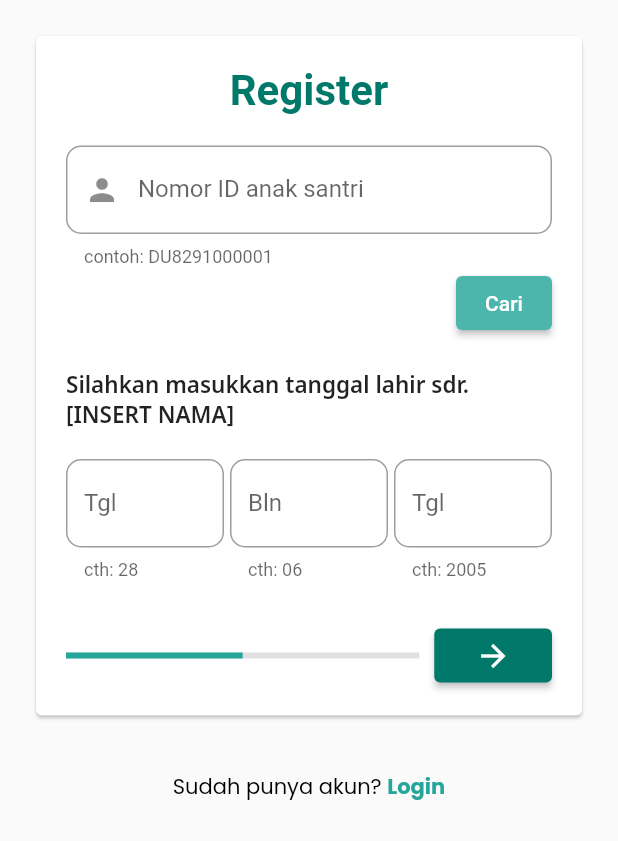
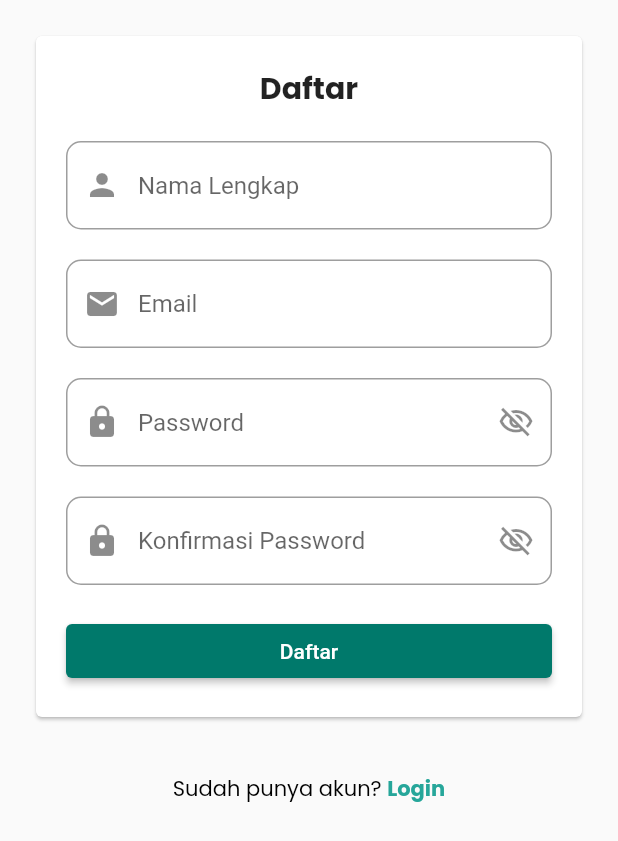
Before and after one commit to fajrulalam/e-santren-wali, a Flutter app: the Register widget shown alone on an empty page, opened directly with empty values, on a phone screen of 412 x 824 dp. Shown: the top 841 px of the screen. Run offline on Flutter 3.47's test engine with Material 2 defaults, Android fonts, the phone set to English and light mode, and no system bars; our stand-ins replace cloud_firestore, firebase_auth, firebase_core, google_fonts; accounts and stored records are empty; network calls fail.

Commit message:
major update to the flow and to the mechanisms that allows santri to only have two parent accounts. also of course that goes without saying that there has been major improvement in the back end

```diff
--- a/lib/Screens/LoginScreen.dart
+++ b/lib/Screens/LoginScreen.dart
@@ -66,6 +66,14 @@ class Register extends StatefulWidget {
 }
 
 class _RegisterState extends State<Register> {
+  bool obscureText = true;
+
+  //create namaLengkap, email, password, and konfirmasiPassword textEditController
+  TextEditingController namaLengkap = TextEditingController();
+  TextEditingController email = TextEditingController();
+  TextEditingController password = TextEditingController();
+  TextEditingController konfirmasiPassword = TextEditingController();
+
   @override
   Widget build(BuildContext context) {
     return Padding(
@@ -81,118 +89,107 @@ class _RegisterState extends State<Register> {
                     padding: EdgeInsets.all(20),
                     child: Column(
                       children: [
-                        Text('Register',
-                            style: GoogleFonts.balooThambi2(
-                                fontSize: 28,
-                                color: Colors.teal[700],
-                                fontWeight: FontWeight.bold)),
+                        Text(
+                          'Daftar',
+                          style: GoogleFonts.poppins(
+                            fontWeight: FontWeight.bold,
+                            fontSize: 20,
+                          ),
+                        ),
                         SizedBox(height: 20),
-                        TextField(
-                          // controller: emailController,
+                        TextFormField(
+                          controller: namaLengkap,
                           decoration: InputDecoration(
-                            //add rounded border
+                            hintText: 'Nama Lengkap',
+                            prefixIcon: Icon(Icons.person),
                             border: OutlineInputBorder(
                               borderRadius: BorderRadius.circular(10),
                             ),
-                            labelText: 'Nomor ID anak santri',
-                            helperText: 'contoh: DU8291000001',
-                            prefixIcon: Icon(Icons.person),
                           ),
                         ),
-                        Row(
-                          children: [
-                            Spacer(),
-                            ElevatedButton(
-                                style: ElevatedButton.styleFrom(
-                                    backgroundColor: Colors.teal[300]),
-                                onPressed: () {},
-                                child: Text('Cari')),
-                          ],
-                        ),
                         SizedBox(height: 20),
-                        Opacity(
-                          opacity: 1,
-                          child: Column(
-                            children: [
-                              Text(
-                                'Silahkan masukkan tanggal lahir sdr. [INSERT NAMA]',
-                                style: GoogleFonts.notoSans(
-                                    fontSize: 15, fontWeight: FontWeight.w600),
-                              ),
-                              SizedBox(height: 20),
-                              Row(
-                                children: [
-                                  Expanded(
-                                    child: TextField(
-                                      // controller: emailController,
+                        TextFormField(
+                          controller: email,
                           decoration: InputDecoration(
-                                        //add rounded border
+                            hintText: 'Email',
+                            prefixIcon: Icon(Icons.email),
                             border: OutlineInputBorder(
-                                          borderRadius:
-                                              BorderRadius.circular(10),
-                                        ),
-                                        labelText: 'Tgl',
-                                        helperText: 'cth: 28',
+                              borderRadius: BorderRadius.circular(10),
                             ),
                           ),
                         ),
-                                  SizedBox(width: 4),
-                                  Expanded(
-                                    child: TextField(
-                                      // controller: emailController,
+                        SizedBox(height: 20),
+                        TextFormField(
+                          controller: password,
+                          obscureText: obscureText,
                           decoration: InputDecoration(
-                                        //add rounded border
+                              hintText: 'Password',
+                              prefixIcon: Icon(Icons.lock),
                               border: OutlineInputBorder(
-                                          borderRadius:
-                                              BorderRadius.circular(10),
+                                borderRadius: BorderRadius.circular(10),
                               ),
-                                        labelText: 'Bln',
-                                        helperText: 'cth: 06',
+                              suffixIcon: GestureDetector(
+                                  onTap: () {
+                                    setState(() {
+                                      obscureText = !obscureText;
+                                    });
+                                  },
+                                  child: obscureText
+                                      ? Icon(Icons.visibility_off_outlined)
+                                      : Icon(Icons.visibility_outlined))),
                         ),
+                        SizedBox(height: 20),
+                        TextFormField(
+                          controller: konfirmasiPassword,
+                          obscureText: obscureText,
+                          decoration: InputDecoration(
+                              hintText: 'Konfirmasi Password',
+                              prefixIcon: Icon(Icons.lock),
+                              border: OutlineInputBorder(
+                                borderRadius: BorderRadius.circular(10),
                               ),
+                              suffixIcon: GestureDetector(
+                                  onTap: () {
+                                    setState(() {
+                                      obscureText = !obscureText;
+                                    });
+                                  },
+                                  child: obscureText
+                                      ? Icon(Icons.visibility_off_outlined)
+                                      : Icon(Icons.visibility_outlined))),
                         ),
-                                  SizedBox(width: 4),
-                                  Expanded(
-                                    child: TextField(
-                                      // controller: emailController,
-                                      decoration: InputDecoration(
-                                        //add rounded border
-                                        border: OutlineInputBorder(
-                                          borderRadius:
-                                              BorderRadius.circular(10),
+                        SizedBox(height: 20),
+                        Container(
+                          width: double.infinity,
+                          child: ElevatedButton(
+                            onPressed: () {
+                              //check if all textEditiingController are not empty
+                              if (namaLengkap.text.isEmpty ||
+                                  email.text.isEmpty ||
+                                  password.text.isEmpty ||
+                                  konfirmasiPassword.text.isEmpty) {
+                                ScaffoldMessenger.of(context).showSnackBar(
+                                  SnackBar(
+                                    content: Text('Semua field harus diisi'),
                                   ),
-                                        labelText: 'Tgl',
-                                        helperText: 'cth: 2005',
+                                );
+                                return;
+                              }
+
+                              //check if password and konfirmasiPassword are same
+                              if (password.text != konfirmasiPassword.text) {
+                                ScaffoldMessenger.of(context).showSnackBar(
+                                  SnackBar(
+                                    content: Text(
+                                        'Password dan konfirmasi password harus sama'),
                                   ),
-                                    ),
-                                  ),
-                                ],
-                              ),
-                              SizedBox(height: 30),
-                              Container(
-                                height: 40,
-                                child: Row(
-                                  children: [
-                                    Expanded(
-                                      flex: 3,
-                                      child: LinearProgressIndicator(
-                                        value: 0.5,
-                                        backgroundColor: Colors.grey[300],
-                                        color: Colors.teal[400],
-                                      ),
-                                    ),
-                                    SizedBox(width: 10),
-                                    Expanded(
-                                      flex: 1,
-                                      child: ElevatedButton(
-                                          onPressed: () {},
-                                          child: Icon(
-                                              Icons.arrow_forward_outlined)),
-                                    ),
-                                  ],
-                                ),
-                              )
-                            ],
+                                );
+                                return;
+                              }
+
+                              _registerWithEmailAndPassword();
+                            },
+                            child: Text('Daftar'),
                           ),
                         ),
                       ],
@@ -225,6 +222,26 @@ class _RegisterState extends State<Register> {
           ),
         ));
   }
+
+  Future<void> _registerWithEmailAndPassword() async {
+    try {
+      await Auth().createUserWithEmailAndPssword(
+          email.text.trim(), password.text, namaLengkap.text);
+    } catch (e) {
+      //snackbar the short error message
+      String errorMessage = e.toString();
+      print(errorMessage);
+      if (errorMessage
+          .contains('The email address is already in use by another account')) {
+        errorMessage = 'Email sudah digunakan';
+      }
+      ScaffoldMessenger.of(context).showSnackBar(
+        SnackBar(
+          content: Text(errorMessage),
+        ),
+      );
+    }
+  }
 }
 
 class Login extends StatefulWidget {
@@ -249,7 +266,7 @@ class _LoginState extends State<Login> {
       await Auth().signInWithEmailAndPassword(
           email: emailController.text.trim(),
           password: passwordController.text);
-      Navigator.pushReplacementNamed(context, WidgetTree.id);
+      // Navigator.pushReplacementNamed(context, WidgetTree.id);
     } catch (e) {
       setState(() {
         errorIsVisible = true;
```
Also changed, not shown: lib/Classes/AnakSantriClass.dart (added, +50 -0 lines), lib/Classes/CurrentUserClass.dart (+12 -24 lines), lib/CustomWidgets/LoaderWidget.dart (added, +23 -0 lines), lib/CustomWidgets/TambahAnakSantri.dart (added, +213 -0 lines), lib/Objects/AnakSantriObject.dart (added, +46 -0 lines), lib/Objects/CurrentUserObject.dart (+7 -21 lines), lib/Screens/HomePage.dart (+20 -1 lines), lib/Services/Authentication.dart (+17 -3 lines). Lines whose indentation alone changed are shown as unchanged.
